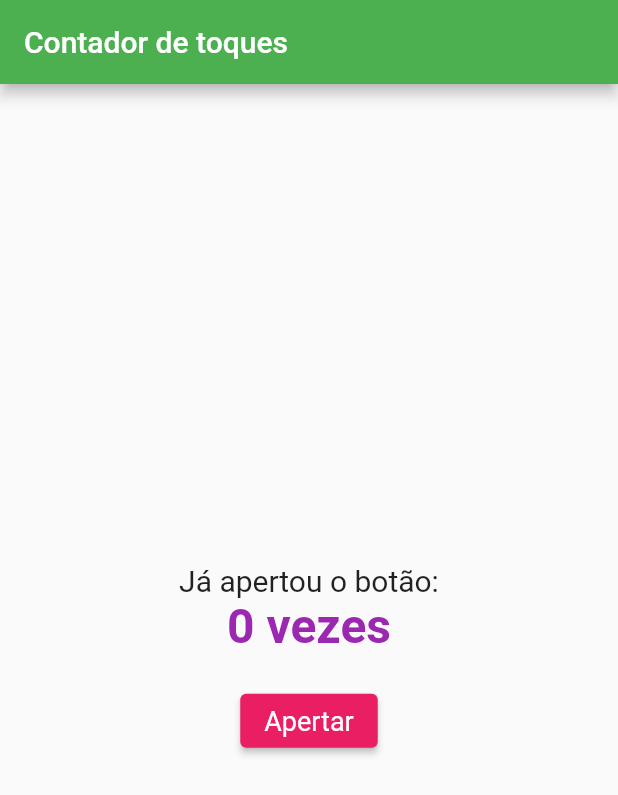
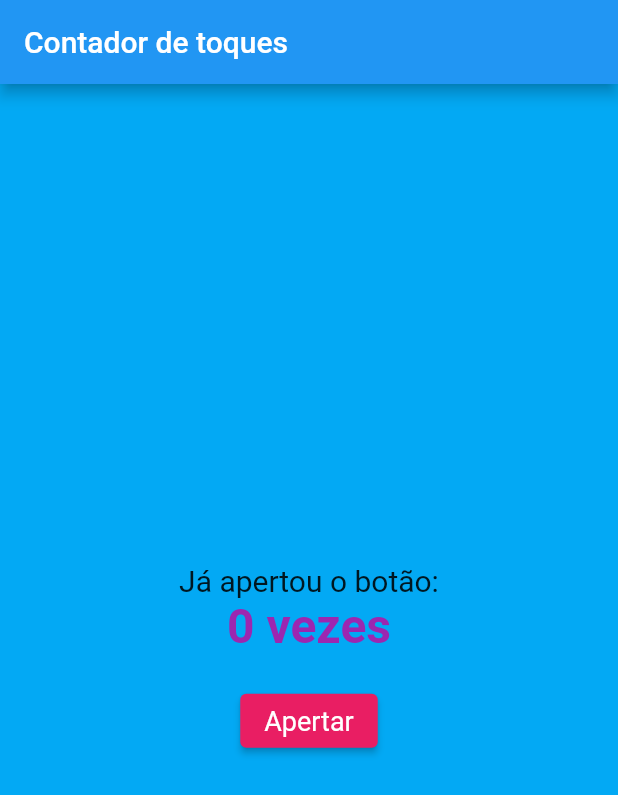
Before and after one commit to AugustoZanoli/zanoli-flutter-project, a Flutter app: the screen it shows after launch, on a phone screen of 412 x 824 dp. Shown: the top 795 px of the screen. Run offline on Flutter 3.47's test engine with Material 2 defaults, Android fonts, the phone set to English and light mode, and no system bars.

Commit message:
"Definindo a cor de fundo como cor sólida"

```diff
--- a/lib/main.dart
+++ b/lib/main.dart
@@ -41,9 +41,11 @@ class _MyHomePageState extends State<MyHomePage> {
     return Scaffold(
       appBar: AppBar(
         title: Text(widget.title),
-        backgroundColor: Colors.green,
+        backgroundColor: Colors.blue,
       ),
-      body: Center(
+      body: Container(
+        color: Colors.lightBlue, // Defina a cor de fundo desejada
+        child: Center(
           child: Column(
             mainAxisAlignment: MainAxisAlignment.center,
             children: <Widget>[
@@ -75,6 +77,7 @@ class _MyHomePageState extends State<MyHomePage> {
             ],
           ),
         ),
+      ),
     );
   }
 }
```
Lines whose indentation alone changed are shown as unchanged.
